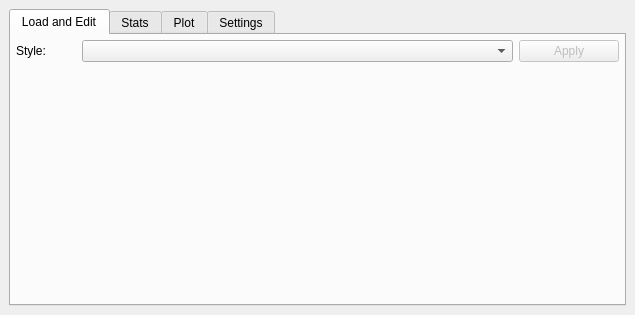
This is safecast_dockwidget_base.ui in OpenBfS/qgis-radiation-toolbox-plugin as Qt 5 draws it before an edit. The edited form follows.
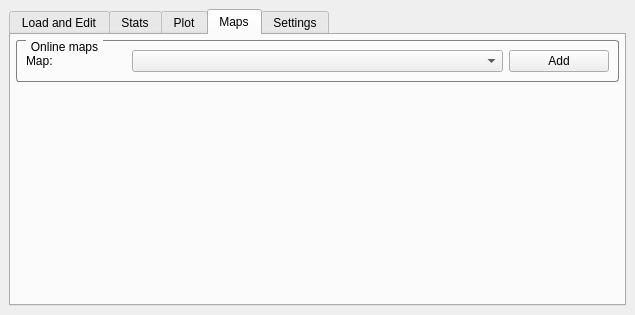
This is the edited form. The open tabs and pages were chosen to show the change. Icons and pictures are not drawn.

Commit message: support for online baselayers (OSM), see #6

What changed in the file:
```diff
--- a/safecast_dockwidget_base.ui
+++ b/safecast_dockwidget_base.ui
@@ -12,7 +12,7 @@
   </property>
   <property name="minimumSize">
    <size>
-    <width>272</width>
+    <width>300</width>
     <height>244</height>
    </size>
   </property>
@@ -173,6 +173,80 @@
         </item>
        </layout>
       </widget>
+      <widget class="QWidget" name="tabMaps">
+       <attribute name="title">
+        <string>Maps</string>
+       </attribute>
+       <layout class="QGridLayout" name="gridLayout_6">
+        <property name="margin">
+         <number>5</number>
+        </property>
+        <item row="0" column="0">
+         <widget class="QGroupBox" name="groupOnlineMaps">
+          <property name="styleSheet">
+           <string notr="true">QGroupBox {
+    border: 1px solid gray;
+    border-radius: 3px;
+    margin-top: 0.5em;
+}
+
+QGroupBox::title {
+    subcontrol-origin: margin;
+    left: 10px;
+    padding: 0 3px 0 3px;
+}</string>
+          </property>
+          <property name="title">
+           <string>Online maps</string>
+          </property>
+          <layout class="QGridLayout" name="gridLayout_8">
+           <item row="0" column="2">
+            <widget class="QPushButton" name="onlineMapsButton">
+             <property name="maximumSize">
+              <size>
+               <width>100</width>
+               <height>16777215</height>
+              </size>
+             </property>
+             <property name="text">
+              <string>Add</string>
+             </property>
+            </widget>
+           </item>
+           <item row="0" column="1">
+            <widget class="QComboBox" name="onlineMapsCombo"/>
+           </item>
+           <item row="0" column="0">
+            <widget class="QLabel" name="onlineMapsLabel">
+             <property name="maximumSize">
+              <size>
+               <width>100</width>
+               <height>16777215</height>
+              </size>
+             </property>
+             <property name="text">
+              <string>Map:</string>
+             </property>
+            </widget>
+           </item>
+          </layout>
+         </widget>
+        </item>
+        <item row="1" column="0">
+         <spacer name="verticalSpacer_3">
+          <property name="orientation">
+           <enum>Qt::Vertical</enum>
+          </property>
+          <property name="sizeHint" stdset="0">
+           <size>
+            <width>20</width>
+            <height>40</height>
+           </size>
+          </property>
+         </spacer>
+        </item>
+       </layout>
+      </widget>
       <widget class="QWidget" name="tabSettings">
        <attribute name="title">
         <string>Settings</string>
```
Left out of the diff: 2 changed lines with no effect on the pictures. The commit also changes 1 other file.
